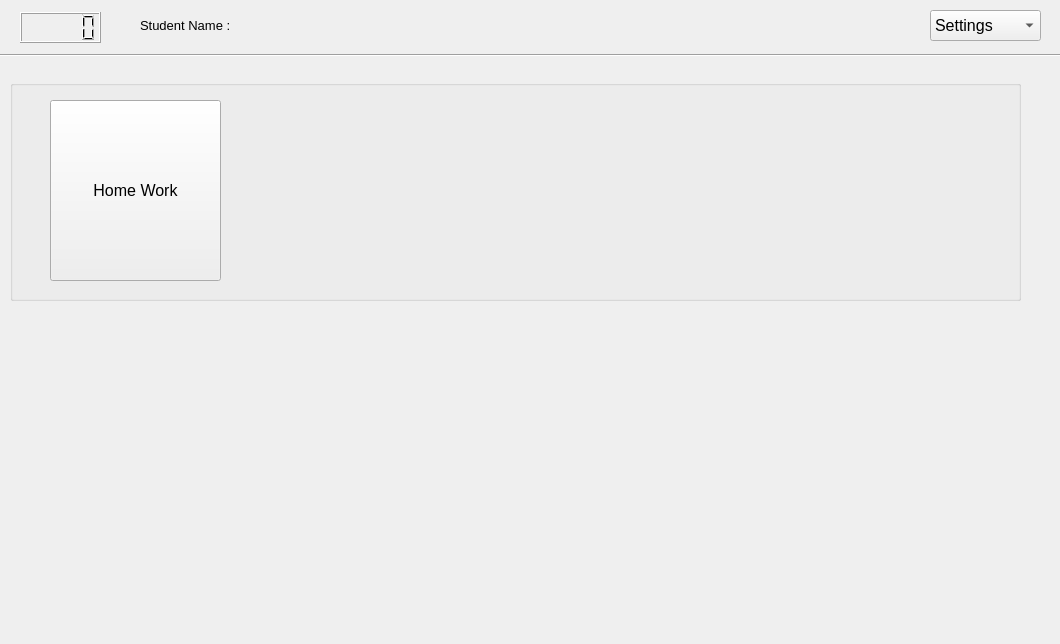
Before: the Qt Designer form student.ui in dkithmal/BinduProjectStudent, drawn with Qt 5.
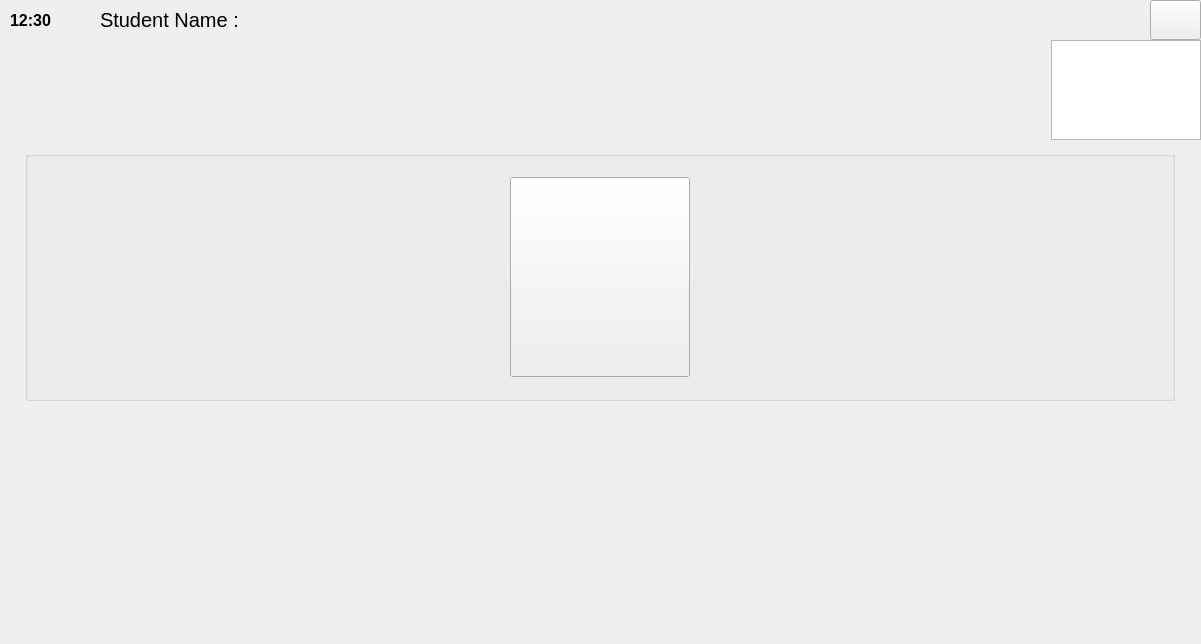
After: the same form once the commit is applied.

Commit message: student gui created

Patch:
```diff
--- a/student.ui
+++ b/student.ui
@@ -6,7 +6,7 @@
    <rect>
     <x>0</x>
     <y>0</y>
-    <width>1060</width>
+    <width>1201</width>
     <height>644</height>
    </rect>
   </property>
@@ -18,116 +18,393 @@
   <property name="windowTitle">
    <string>Student</string>
   </property>
-  <widget class="Line" name="line">
-   <property name="geometry">
-    <rect>
-     <x>0</x>
-     <y>40</y>
-     <width>1061</width>
-     <height>31</height>
-    </rect>
+  <layout class="QGridLayout" name="gridLayout_6">
+   <property name="leftMargin">
+    <number>0</number>
    </property>
-   <property name="orientation">
-    <enum>Qt::Horizontal</enum>
+   <property name="topMargin">
+    <number>0</number>
    </property>
-  </widget>
-  <widget class="QLCDNumber" name="lcdTime">
-   <property name="geometry">
-    <rect>
-     <x>20</x>
-     <y>12</y>
-     <width>81</width>
-     <height>31</height>
-    </rect>
+   <property name="rightMargin">
+    <number>0</number>
    </property>
-  </widget>
-  <widget class="QComboBox" name="cBSettings">
-   <property name="geometry">
-    <rect>
-     <x>930</x>
-     <y>10</y>
-     <width>111</width>
-     <height>31</height>
-    </rect>
+   <property name="bottomMargin">
+    <number>0</number>
    </property>
-   <property name="font">
-    <font>
-     <pointsize>12</pointsize>
-    </font>
+   <property name="spacing">
+    <number>0</number>
    </property>
-   <item>
-    <property name="text">
-     <string>Settings</string>
-    </property>
+   <item row="0" column="0">
+    <widget class="QWidget" name="wMainWidget" native="true">
+     <layout class="QGridLayout" name="gridLayout_4">
+      <property name="leftMargin">
+       <number>0</number>
+      </property>
+      <property name="topMargin">
+       <number>0</number>
+      </property>
+      <property name="rightMargin">
+       <number>0</number>
+      </property>
+      <property name="bottomMargin">
+       <number>0</number>
+      </property>
+      <property name="spacing">
+       <number>0</number>
+      </property>
+      <item row="0" column="0">
+       <widget class="QWidget" name="wHeader" native="true">
+        <property name="minimumSize">
+         <size>
+          <width>1200</width>
+          <height>40</height>
+         </size>
+        </property>
+        <property name="maximumSize">
+         <size>
+          <width>16777215</width>
+          <height>40</height>
+         </size>
+        </property>
+        <property name="font">
+         <font>
+          <pointsize>12</pointsize>
+         </font>
+        </property>
+        <layout class="QGridLayout" name="gridLayout_5">
+         <property name="leftMargin">
+          <number>0</number>
+         </property>
+         <property name="topMargin">
+          <number>0</number>
+         </property>
+         <property name="rightMargin">
+          <number>0</number>
+         </property>
+         <property name="bottomMargin">
+          <number>0</number>
+         </property>
+         <property name="spacing">
+          <number>0</number>
+         </property>
+         <item row="0" column="2">
+          <spacer name="horizontalSpacer_4">
+           <property name="orientation">
+            <enum>Qt::Horizontal</enum>
+           </property>
+           <property name="sizeType">
+            <enum>QSizePolicy::Minimum</enum>
+           </property>
+           <property name="sizeHint" stdset="0">
+            <size>
+             <width>40</width>
+             <height>20</height>
+            </size>
+           </property>
+          </spacer>
+         </item>
+         <item row="0" column="5">
+          <widget class="QLabel" name="lStudentName">
+           <property name="minimumSize">
+            <size>
+             <width>150</width>
+             <height>40</height>
+            </size>
+           </property>
+           <property name="font">
+            <font>
+             <pointsize>15</pointsize>
+             <weight>75</weight>
+             <bold>true</bold>
+            </font>
+           </property>
+           <property name="text">
+            <string/>
+           </property>
+          </widget>
+         </item>
+         <item row="0" column="3">
+          <widget class="QLabel" name="label">
+           <property name="font">
+            <font>
+             <pointsize>15</pointsize>
+            </font>
+           </property>
+           <property name="text">
+            <string>Student Name :</string>
+           </property>
+          </widget>
+         </item>
+         <item row="0" column="1">
+          <widget class="QLabel" name="lClock">
+           <property name="minimumSize">
+            <size>
+             <width>50</width>
+             <height>40</height>
+            </size>
+           </property>
+           <property name="maximumSize">
+            <size>
+             <width>50</width>
+             <height>40</height>
+            </size>
+           </property>
+           <property name="font">
+            <font>
+             <pointsize>12</pointsize>
+             <weight>75</weight>
+             <bold>true</bold>
+            </font>
+           </property>
+           <property name="text">
+            <string>12:30</string>
+           </property>
+          </widget>
+         </item>
+         <item row="0" column="6">
+          <spacer name="horizontalSpacer">
+           <property name="orientation">
+            <enum>Qt::Horizontal</enum>
+           </property>
+           <property name="sizeHint" stdset="0">
+            <size>
+             <width>40</width>
+             <height>20</height>
+            </size>
+           </property>
+          </spacer>
+         </item>
+         <item row="0" column="0">
+          <spacer name="horizontalSpacer_8">
+           <property name="orientation">
+            <enum>Qt::Horizontal</enum>
+           </property>
+           <property name="sizeType">
+            <enum>QSizePolicy::Minimum</enum>
+           </property>
+           <property name="sizeHint" stdset="0">
+            <size>
+             <width>10</width>
+             <height>20</height>
+            </size>
+           </property>
+          </spacer>
+         </item>
+         <item row="0" column="7">
+          <widget class="QPushButton" name="pBSettings">
+           <property name="minimumSize">
+            <size>
+             <width>40</width>
+             <height>40</height>
+            </size>
+           </property>
+           <property name="text">
+            <string/>
+           </property>
+          </widget>
+         </item>
+         <item row="0" column="4">
+          <spacer name="horizontalSpacer_5">
+           <property name="orientation">
+            <enum>Qt::Horizontal</enum>
+           </property>
+           <property name="sizeType">
+            <enum>QSizePolicy::Minimum</enum>
+           </property>
+           <property name="sizeHint" stdset="0">
+            <size>
+             <width>10</width>
+             <height>20</height>
+            </size>
+           </property>
+          </spacer>
+         </item>
+        </layout>
+       </widget>
+      </item>
+     </layout>
+    </widget>
    </item>
-   <item>
-    <property name="text">
-     <string>Administration</string>
-    </property>
+   <item row="1" column="0">
+    <widget class="QWidget" name="wDropDownMenu" native="true">
+     <property name="minimumSize">
+      <size>
+       <width>0</width>
+       <height>100</height>
+      </size>
+     </property>
+     <property name="maximumSize">
+      <size>
+       <width>16777215</width>
+       <height>100</height>
+      </size>
+     </property>
+     <layout class="QGridLayout" name="gridLayout">
+      <property name="leftMargin">
+       <number>0</number>
+      </property>
+      <property name="topMargin">
+       <number>0</number>
+      </property>
+      <property name="rightMargin">
+       <number>0</number>
+      </property>
+      <property name="bottomMargin">
+       <number>0</number>
+      </property>
+      <property name="spacing">
+       <number>0</number>
+      </property>
+      <item row="0" column="1">
+       <widget class="QListWidget" name="lWSettings">
+        <property name="minimumSize">
+         <size>
+          <width>150</width>
+          <height>100</height>
+         </size>
+        </property>
+        <property name="maximumSize">
+         <size>
+          <width>150</width>
+          <height>100</height>
+         </size>
+        </property>
+        <property name="font">
+         <font>
+          <pointsize>15</pointsize>
+         </font>
+        </property>
+       </widget>
+      </item>
+      <item row="0" column="0">
+       <spacer name="horizontalSpacer_2">
+        <property name="orientation">
+         <enum>Qt::Horizontal</enum>
+        </property>
+        <property name="sizeHint" stdset="0">
+         <size>
+          <width>40</width>
+          <height>20</height>
+         </size>
+        </property>
+       </spacer>
+      </item>
+     </layout>
+    </widget>
    </item>
-   <item>
-    <property name="text">
-     <string>Shut down</string>
-    </property>
+   <item row="2" column="0">
+    <widget class="QWidget" name="widget" native="true">
+     <layout class="QGridLayout" name="gridLayout_2">
+      <item row="0" column="0">
+       <spacer name="horizontalSpacer_7">
+        <property name="orientation">
+         <enum>Qt::Horizontal</enum>
+        </property>
+        <property name="sizeHint" stdset="0">
+         <size>
+          <width>40</width>
+          <height>20</height>
+         </size>
+        </property>
+       </spacer>
+      </item>
+      <item row="1" column="1">
+       <spacer name="verticalSpacer">
+        <property name="orientation">
+         <enum>Qt::Vertical</enum>
+        </property>
+        <property name="sizeHint" stdset="0">
+         <size>
+          <width>20</width>
+          <height>40</height>
+         </size>
+        </property>
+       </spacer>
+      </item>
+      <item row="0" column="1">
+       <widget class="QGroupBox" name="groupBox">
+        <property name="minimumSize">
+         <size>
+          <width>1150</width>
+          <height>250</height>
+         </size>
+        </property>
+        <property name="title">
+         <string/>
+        </property>
+        <layout class="QGridLayout" name="gridLayout_3">
+         <item row="0" column="0">
+          <spacer name="horizontalSpacer_3">
+           <property name="orientation">
+            <enum>Qt::Horizontal</enum>
+           </property>
+           <property name="sizeHint" stdset="0">
+            <size>
+             <width>40</width>
+             <height>20</height>
+            </size>
+           </property>
+          </spacer>
+         </item>
+         <item row="0" column="1">
+          <widget class="QPushButton" name="pBHomeWork">
+           <property name="minimumSize">
+            <size>
+             <width>180</width>
+             <height>200</height>
+            </size>
+           </property>
+           <property name="text">
+            <string/>
+           </property>
+          </widget>
+         </item>
+         <item row="0" column="2">
+          <spacer name="horizontalSpacer_6">
+           <property name="orientation">
+            <enum>Qt::Horizontal</enum>
+           </property>
+           <property name="sizeHint" stdset="0">
+            <size>
+             <width>40</width>
+             <height>20</height>
+            </size>
+           </property>
+          </spacer>
+         </item>
+        </layout>
+       </widget>
+      </item>
+      <item row="0" column="2">
+       <spacer name="horizontalSpacer_9">
+        <property name="orientation">
+         <enum>Qt::Horizontal</enum>
+        </property>
+        <property name="sizeHint" stdset="0">
+         <size>
+          <width>40</width>
+          <height>20</height>
+         </size>
+        </property>
+       </spacer>
+      </item>
+     </layout>
+    </widget>
    </item>
-  </widget>
-  <widget class="QGroupBox" name="groupBox">
-   <property name="geometry">
-    <rect>
-     <x>10</x>
-     <y>80</y>
-     <width>1011</width>
-     <height>221</height>
-    </rect>
-   </property>
-   <property name="title">
-    <string/>
-   </property>
-   <widget class="QPushButton" name="pBHomeWork">
-    <property name="geometry">
-     <rect>
-      <x>40</x>
-      <y>20</y>
-      <width>171</width>
-      <height>181</height>
-     </rect>
-    </property>
-    <property name="text">
-     <string>Home Work</string>
-    </property>
-   </widget>
-  </widget>
-  <widget class="QLabel" name="lStudentName">
-   <property name="geometry">
-    <rect>
-     <x>230</x>
-     <y>10</y>
-     <width>221</width>
-     <height>31</height>
-    </rect>
-   </property>
-   <property name="text">
-    <string/>
-   </property>
-  </widget>
-  <widget class="QLabel" name="label">
-   <property name="geometry">
-    <rect>
-     <x>140</x>
-     <y>10</y>
-     <width>91</width>
-     <height>31</height>
-    </rect>
-   </property>
-   <property name="font">
-    <font>
-     <pointsize>10</pointsize>
-    </font>
-   </property>
-   <property name="text">
-    <string>Student Name :</string>
-   </property>
-  </widget>
+   <item row="3" column="0">
+    <spacer name="verticalSpacer_3">
+     <property name="orientation">
+      <enum>Qt::Vertical</enum>
+     </property>
+     <property name="sizeHint" stdset="0">
+      <size>
+       <width>20</width>
+       <height>187</height>
+      </size>
+     </property>
+    </spacer>
+   </item>
+  </layout>
  </widget>
  <layoutdefault spacing="6" margin="11"/>
  <resources/>
```
The commit also changes 15 other files.
